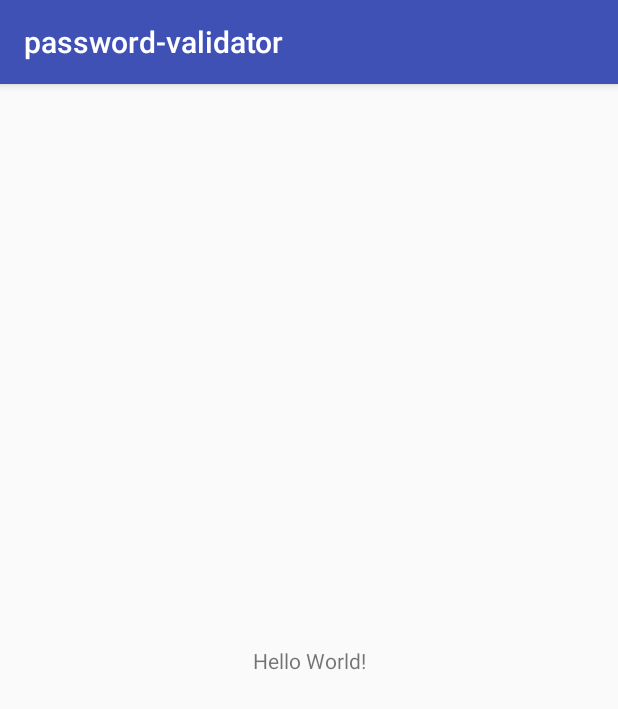
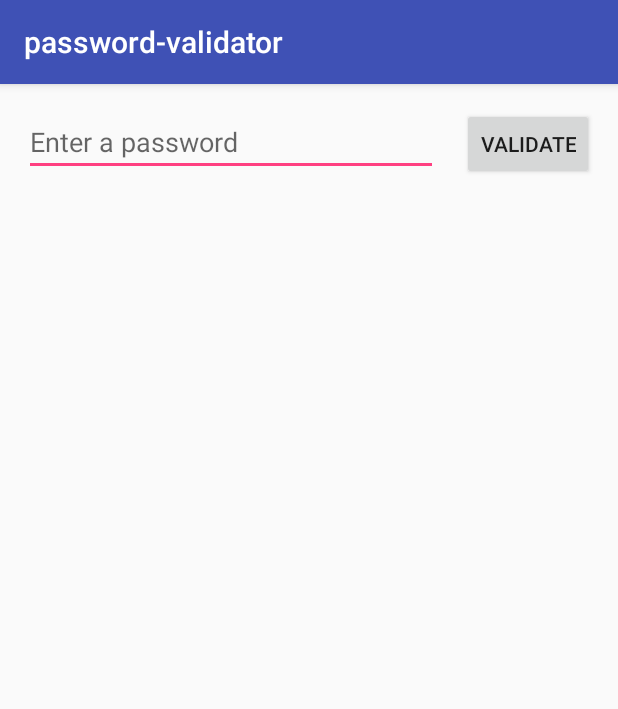
Before and after one commit to NearlyWitches/password-validator, an Android app: the screen it shows after launch (MainActivity), on a phone screen of 412 x 824 dp. Shown: the top 709 px of the screen. Run offline under Robolectric (Android 15) with nearby library versions, the phone set to English and light mode, and no system bars.

Commit message:
a2-stage3

```diff
--- a/app/src/main/java/com/example/password_validator/MainActivity.java
+++ b/app/src/main/java/com/example/password_validator/MainActivity.java
@@ -2,12 +2,30 @@ package com.example.password_validator;
 
 import android.support.v7.app.AppCompatActivity;
 import android.os.Bundle;
+import android.view.View;
+import android.widget.Button;
+import android.widget.EditText;
+import android.widget.TextView;
 
 public class MainActivity extends AppCompatActivity {
-
     @Override
     protected void onCreate(Bundle savedInstanceState) {
         super.onCreate(savedInstanceState);
         setContentView(R.layout.activity_main);
+
+        Button button = findViewById(R.id.button);
+        final TextView textView = findViewById(R.id.textView);
+
+        button.setOnClickListener(new View.OnClickListener() {
+            public void onClick (View v) {
+                Validator valid = new Validator();
+                EditText editText = findViewById(R.id.editText);
+                String message = valid.testPassword(editText.getText().toString());
+                textView.setText(message);
+            }
+        });
     }
+
+
+
 }
--- a/app/src/main/res/layout/activity_main.xml
+++ b/app/src/main/res/layout/activity_main.xml
@@ -7,12 +7,43 @@
     tools:context=".MainActivity">
 
     <TextView
+        android:id="@+id/textView"
         android:layout_width="wrap_content"
         android:layout_height="wrap_content"
-        android:text="Hello World!"
         app:layout_constraintBottom_toBottomOf="parent"
         app:layout_constraintLeft_toLeftOf="parent"
         app:layout_constraintRight_toRightOf="parent"
         app:layout_constraintTop_toTopOf="parent" />
 
+    <EditText
+        android:id="@+id/editText"
+        android:layout_width="0dp"
+        android:layout_height="wrap_content"
+        android:layout_marginLeft="16dp"
+        android:layout_marginStart="16dp"
+        android:layout_marginTop="16dp"
+        android:ems="10"
+        android:hint="@string/edit_message"
+        android:inputType="textPersonName"
+        app:layout_constraintEnd_toStartOf="@+id/button"
+        app:layout_constraintHorizontal_bias="0.5"
+        app:layout_constraintStart_toStartOf="parent"
+        app:layout_constraintTop_toTopOf="parent" />
+
+    <Button
+        android:id="@+id/button"
+        android:layout_width="wrap_content"
+        android:layout_height="wrap_content"
+        android:layout_marginEnd="16dp"
+        android:layout_marginLeft="16dp"
+        android:layout_marginRight="16dp"
+        android:layout_marginStart="16dp"
+        android:layout_marginTop="16dp"
+        android:onClick="changeText"
+        android:text="@string/validate_password"
+        app:layout_constraintEnd_toEndOf="parent"
+        app:layout_constraintHorizontal_bias="0.5"
+        app:layout_constraintStart_toEndOf="@+id/editText"
+        app:layout_constraintTop_toTopOf="parent" />
+
 </android.support.constraint.ConstraintLayout>
--- a/app/src/main/res/values/strings.xml
+++ b/app/src/main/res/values/strings.xml
@@ -1,3 +1,5 @@
 <resources>
     <string name="app_name">password-validator</string>
+    <string name="edit_message">Enter a password</string>
+    <string name="validate_password">Validate</string>
 </resources>
```
Also changed, not shown: app/build.gradle (+7 -0 lines), app/src/main/java/com/example/password_validator/Validator.java (+7 -7 lines), 2 other files.
